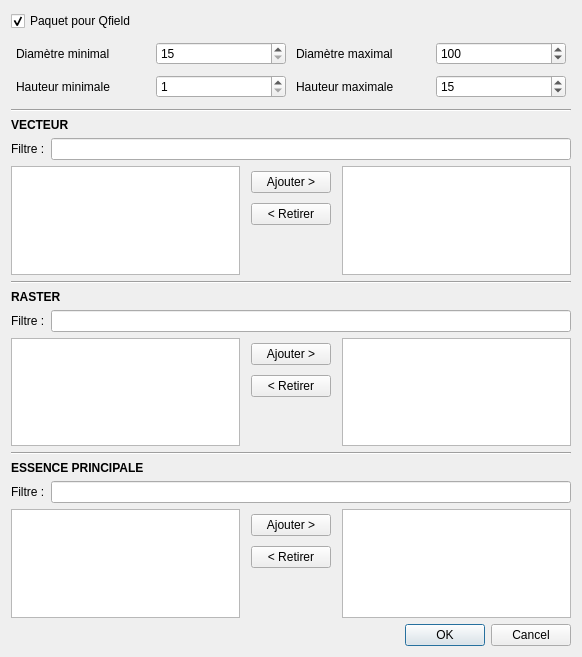
Before: the Qt Designer form Qracines/modules/tree_marking/create/tree_marking_create.ui in paul-carteron/Qracines, drawn with Qt 5.
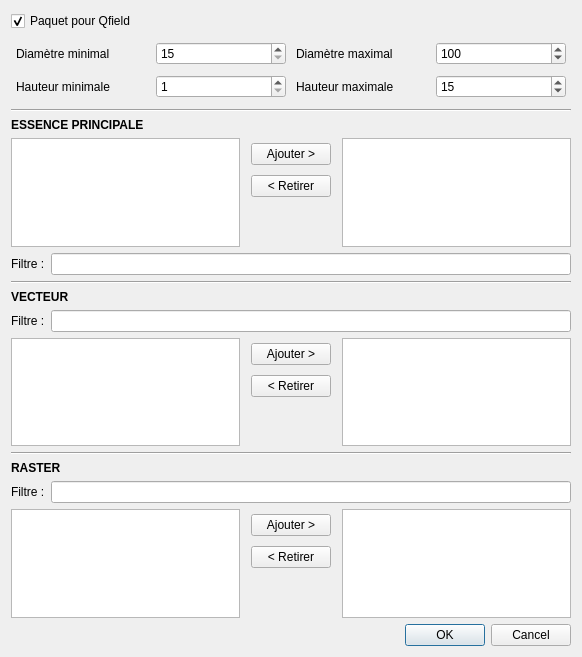
After: the same form once the commit is applied. Custom widgets are drawn as their Qt base class.

Diff of the .ui file:
```diff
--- a/Qracines/modules/tree_marking/create/tree_marking_create.ui
+++ b/Qracines/modules/tree_marking/create/tree_marking_create.ui
@@ -146,6 +146,100 @@
      </item>
     </layout>
    </item>
+   <item>
+    <widget class="Line" name="line_3">
+     <property name="orientation">
+      <enum>Qt::Horizontal</enum>
+     </property>
+    </widget>
+   </item>
+   <item>
+    <widget class="QLabel" name="label">
+     <property name="font">
+      <font>
+       <weight>75</weight>
+       <bold>true</bold>
+      </font>
+     </property>
+     <property name="text">
+      <string>ESSENCE PRINCIPALE</string>
+     </property>
+    </widget>
+   </item>
+   <item>
+    <layout class="QGridLayout" name="gridLayout_6">
+     <item row="1" column="1">
+      <layout class="QGridLayout" name="gridLayout_5">
+       <property name="leftMargin">
+        <number>5</number>
+       </property>
+       <property name="topMargin">
+        <number>5</number>
+       </property>
+       <property name="rightMargin">
+        <number>5</number>
+       </property>
+       <property name="bottomMargin">
+        <number>5</number>
+       </property>
+       <property name="spacing">
+        <number>10</number>
+       </property>
+       <item row="2" column="0">
+        <spacer name="verticalSpacer">
+         <property name="orientation">
+          <enum>Qt::Vertical</enum>
+         </property>
+         <property name="sizeHint" stdset="0">
+          <size>
+           <width>20</width>
+           <height>40</height>
+          </size>
+         </property>
+        </spacer>
+       </item>
+       <item row="0" column="0">
+        <widget class="QPushButton" name="pb_add_species">
+         <property name="text">
+          <string>Ajouter &gt;</string>
+         </property>
+        </widget>
+       </item>
+       <item row="1" column="0">
+        <widget class="QPushButton" name="pb_remove_species">
+         <property name="text">
+          <string>&lt; Retirer</string>
+         </property>
+        </widget>
+       </item>
+      </layout>
+     </item>
+     <item row="1" column="2">
+      <widget class="QListWidget" name="lw_selected_species"/>
+     </item>
+     <item row="1" column="0">
+      <widget class="QListWidget" name="lw_species"/>
+     </item>
+    </layout>
+   </item>
+   <item>
+    <layout class="QHBoxLayout" name="hbox_filtre_ess">
+     <item>
+      <widget class="QLabel" name="label_layers_11">
+       <property name="text">
+        <string>Filtre :</string>
+       </property>
+      </widget>
+     </item>
+     <item>
+      <widget class="QLineEdit" name="le_filter_species">
+       <property name="placeholderText">
+        <string extracomment="CHE..."/>
+       </property>
+      </widget>
+     </item>
+    </layout>
+   </item>
    <item>
     <widget class="Line" name="line">
      <property name="orientation">
@@ -334,100 +428,6 @@
      </item>
     </layout>
    </item>
-   <item>
-    <widget class="Line" name="line_3">
-     <property name="orientation">
-      <enum>Qt::Horizontal</enum>
-     </property>
-    </widget>
-   </item>
-   <item>
-    <widget class="QLabel" name="label">
-     <property name="font">
-      <font>
-       <weight>75</weight>
-       <bold>true</bold>
-      </font>
-     </property>
-     <property name="text">
-      <string>ESSENCE PRINCIPALE</string>
-     </property>
-    </widget>
-   </item>
-   <item>
-    <layout class="QHBoxLayout" name="hbox_filtre_ess">
-     <item>
-      <widget class="QLabel" name="label_layers_11">
-       <property name="text">
-        <string>Filtre :</string>
-       </property>
-      </widget>
-     </item>
-     <item>
-      <widget class="QLineEdit" name="le_filter_species">
-       <property name="placeholderText">
-        <string extracomment="CHE..."/>
-       </property>
-      </widget>
-     </item>
-    </layout>
-   </item>
-   <item>
-    <layout class="QGridLayout" name="gridLayout_6">
-     <item row="1" column="1">
-      <layout class="QGridLayout" name="gridLayout_5">
-       <property name="leftMargin">
-        <number>5</number>
-       </property>
-       <property name="topMargin">
-        <number>5</number>
-       </property>
-       <property name="rightMargin">
-        <number>5</number>
-       </property>
-       <property name="bottomMargin">
-        <number>5</number>
-       </property>
-       <property name="spacing">
-        <number>10</number>
-       </property>
-       <item row="2" column="0">
-        <spacer name="verticalSpacer">
-         <property name="orientation">
-          <enum>Qt::Vertical</enum>
-         </property>
-         <property name="sizeHint" stdset="0">
-          <size>
-           <width>20</width>
-           <height>40</height>
-          </size>
-         </property>
-        </spacer>
-       </item>
-       <item row="0" column="0">
-        <widget class="QPushButton" name="pb_add_species">
-         <property name="text">
-          <string>Ajouter &gt;</string>
-         </property>
-        </widget>
-       </item>
-       <item row="1" column="0">
-        <widget class="QPushButton" name="pb_remove_species">
-         <property name="text">
-          <string>&lt; Retirer</string>
-         </property>
-        </widget>
-       </item>
-      </layout>
-     </item>
-     <item row="1" column="2">
-      <widget class="QListWidget" name="lw_selected_species"/>
-     </item>
-     <item row="1" column="0">
-      <widget class="QListWidget" name="lw_species"/>
-     </item>
-    </layout>
-   </item>
    <item>
     <layout class="QHBoxLayout" name="horizontalLayout">
      <item>
```
